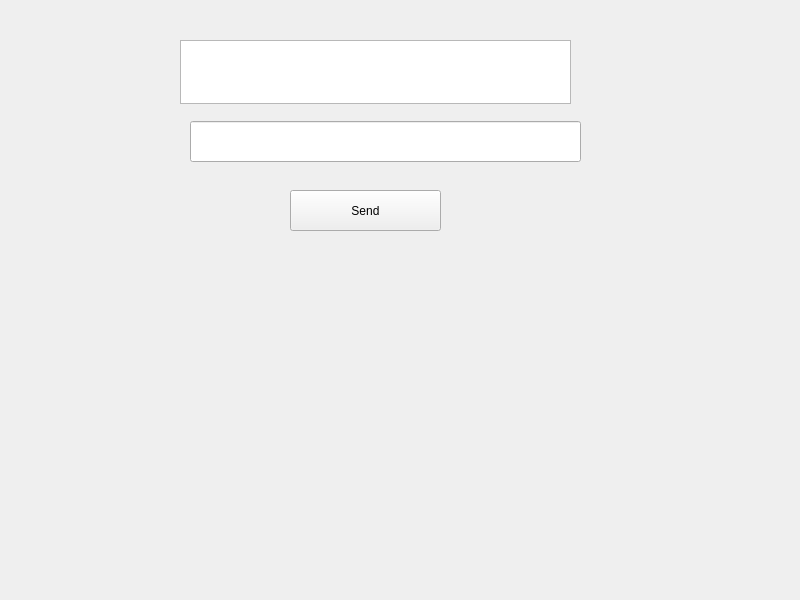
The window that TcpClient/tcpclient.ui (yuanchenmeng/CDisk) describes before a commit, drawn with Qt 5.
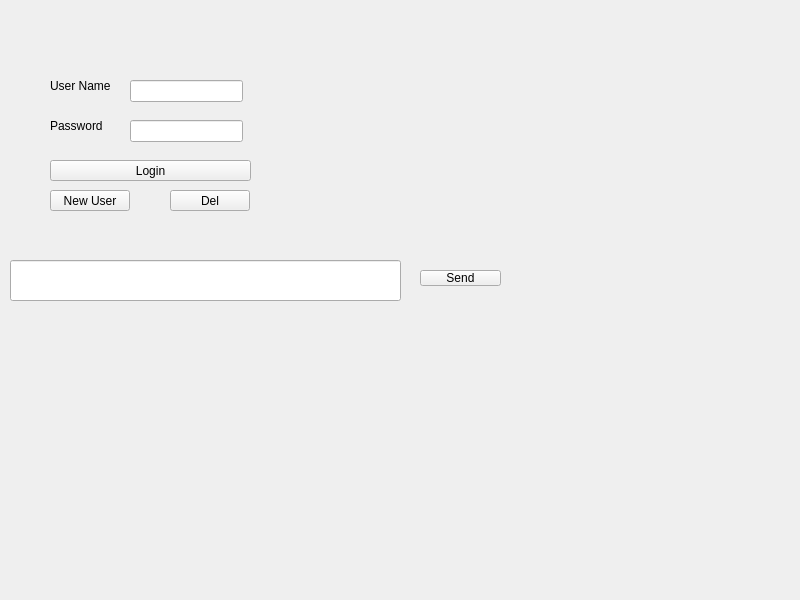
The same window after the commit.

Commit message: User Register Feature

```diff
--- a/TcpClient/tcpclient.ui
+++ b/TcpClient/tcpclient.ui
@@ -16,10 +16,10 @@
   <widget class="QPushButton" name="send_pb">
    <property name="geometry">
     <rect>
-     <x>290</x>
-     <y>190</y>
-     <width>151</width>
-     <height>41</height>
+     <x>420</x>
+     <y>270</y>
+     <width>81</width>
+     <height>16</height>
     </rect>
    </property>
    <property name="text">
@@ -29,21 +29,99 @@
   <widget class="QLineEdit" name="lineEdit">
    <property name="geometry">
     <rect>
-     <x>190</x>
-     <y>121</y>
+     <x>10</x>
+     <y>260</y>
      <width>391</width>
      <height>41</height>
     </rect>
    </property>
   </widget>
-  <widget class="QTextEdit" name="textEdit">
+  <widget class="QLabel" name="label">
    <property name="geometry">
     <rect>
-     <x>180</x>
-     <y>40</y>
-     <width>391</width>
-     <height>64</height>
+     <x>50</x>
+     <y>70</y>
+     <width>61</width>
+     <height>31</height>
     </rect>
+   </property>
+   <property name="text">
+    <string>User Name</string>
+   </property>
+  </widget>
+  <widget class="QLabel" name="label_2">
+   <property name="geometry">
+    <rect>
+     <x>50</x>
+     <y>110</y>
+     <width>61</width>
+     <height>31</height>
+    </rect>
+   </property>
+   <property name="text">
+    <string>Password</string>
+   </property>
+  </widget>
+  <widget class="QLineEdit" name="name_le">
+   <property name="geometry">
+    <rect>
+     <x>130</x>
+     <y>80</y>
+     <width>113</width>
+     <height>22</height>
+    </rect>
+   </property>
+  </widget>
+  <widget class="QLineEdit" name="pwd_le">
+   <property name="geometry">
+    <rect>
+     <x>130</x>
+     <y>120</y>
+     <width>113</width>
+     <height>22</height>
+    </rect>
+   </property>
+   <property name="echoMode">
+    <enum>QLineEdit::Password</enum>
+   </property>
+  </widget>
+  <widget class="QPushButton" name="regist_pb">
+   <property name="geometry">
+    <rect>
+     <x>50</x>
+     <y>190</y>
+     <width>80</width>
+     <height>21</height>
+    </rect>
+   </property>
+   <property name="text">
+    <string>New User</string>
+   </property>
+  </widget>
+  <widget class="QPushButton" name="cancel_pb">
+   <property name="geometry">
+    <rect>
+     <x>170</x>
+     <y>190</y>
+     <width>80</width>
+     <height>21</height>
+    </rect>
+   </property>
+   <property name="text">
+    <string>Del</string>
+   </property>
+  </widget>
+  <widget class="QPushButton" name="login_pb">
+   <property name="geometry">
+    <rect>
+     <x>50</x>
+     <y>160</y>
+     <width>201</width>
+     <height>21</height>
+    </rect>
+   </property>
+   <property name="text">
+    <string>Login</string>
    </property>
   </widget>
  </widget>
```
The commit also changes 11 other files.
